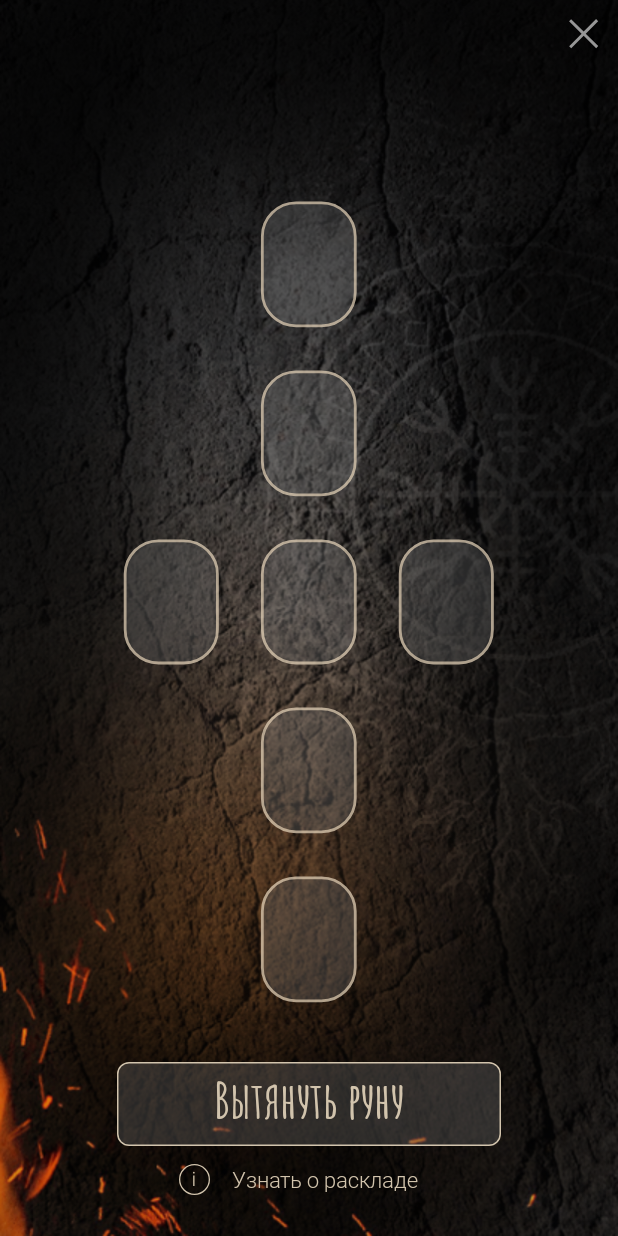
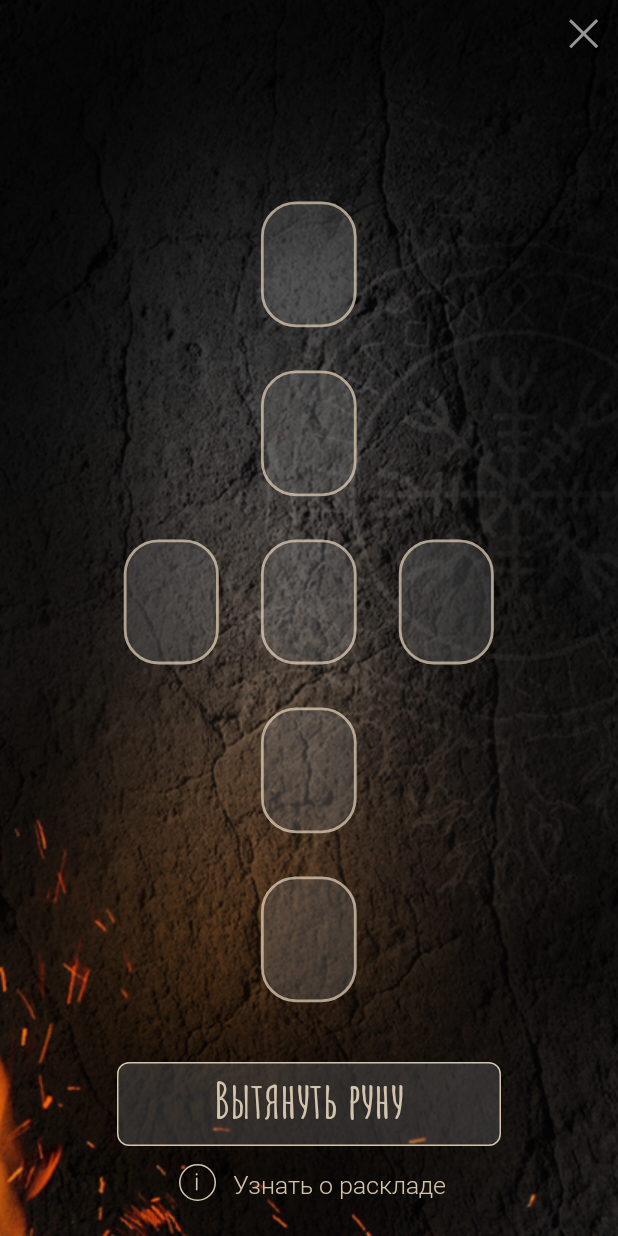
Before and after one commit to dmowski/runar-android, an Android app: the LayoutInitFragment screen opened through its navigation route, on a phone screen of 412 x 824 dp. Run offline under Robolectric (Android 15) with nearby library versions, the light colour scheme and no system bars; our stand-ins replace navigation-ui.

Commit message:
pop-up fixes

```diff
--- a/app/src/main/res/layout/description_dialog_layout.xml
+++ b/app/src/main/res/layout/description_dialog_layout.xml
@@ -139,14 +139,14 @@
             android:layout_width="wrap_content"
             android:layout_height="wrap_content"
             android:orientation="vertical"
-            app:layout_constraintGuide_percent="0.17" />
+            app:layout_constraintGuide_percent="0.22" />
 
         <androidx.constraintlayout.widget.Guideline
             android:id="@+id/right_header_guideline"
             android:layout_width="wrap_content"
             android:layout_height="wrap_content"
             android:orientation="vertical"
-            app:layout_constraintGuide_percent="0.83" />
+            app:layout_constraintGuide_percent="0.78" />
 
         <androidx.constraintlayout.widget.Guideline
             android:id="@+id/left_text_guideline"
--- a/app/src/main/res/layout/fragment_layout_init.xml
+++ b/app/src/main/res/layout/fragment_layout_init.xml
@@ -68,12 +68,13 @@
     <TextView
         android:layout_width="0dp"
         android:layout_height="0dp"
+        android:paddingTop="2dp"
         app:autoSizeTextType="uniform"
         android:fontFamily="@font/roboto_light"
         android:text="@string/layout_init_description_button_text"
         android:textColor="@color/layout_description_button_text_selector"
         android:textAlignment="center"
-        android:layout_marginStart="5dp"
+        android:layout_marginStart="8dp"
         app:layout_constraintTop_toTopOf="@id/info_button"
         app:layout_constraintBottom_toBottomOf="@id/info_button"
         app:layout_constraintStart_toEndOf="@id/info_button"
@@ -381,12 +382,12 @@
         android:layout_width="wrap_content"
         android:layout_height="wrap_content"
         android:orientation="vertical"
-        app:layout_constraintGuide_percent="0.34"/>
+        app:layout_constraintGuide_percent="0.35"/>
     <androidx.constraintlayout.widget.Guideline
         android:id="@+id/icon_description_text_end_guideline"
         android:layout_width="wrap_content"
         android:layout_height="wrap_content"
         android:orientation="vertical"
-        app:layout_constraintGuide_percent="0.7"/>
+        app:layout_constraintGuide_percent="0.73"/>
 
 </androidx.constraintlayout.widget.ConstraintLayout>
```
Also changed, not shown: app/src/main/res/layout/cancel_dialog_layout.xml (+9 -9 lines), app/src/main/res/font/roboto_medium.ttf (added), app/src/main/res/font/roboto_medium_500.ttf (deleted), app/src/main/res/font/roboto_regular.ttf (renamed from app/src/main/res/font/roboto_regular_400.ttf), app/src/main/res/font/sf_pro_display_regular.ttf (deleted).
